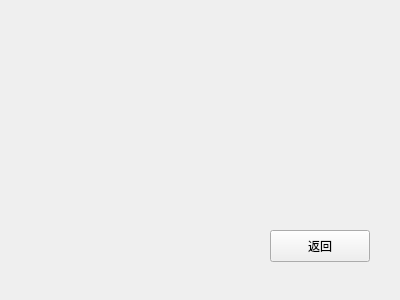
First picture: the form in campus_tour_guide_system/help_page.ui, repository zhang252112914/school_guide-summer-, before the edit.
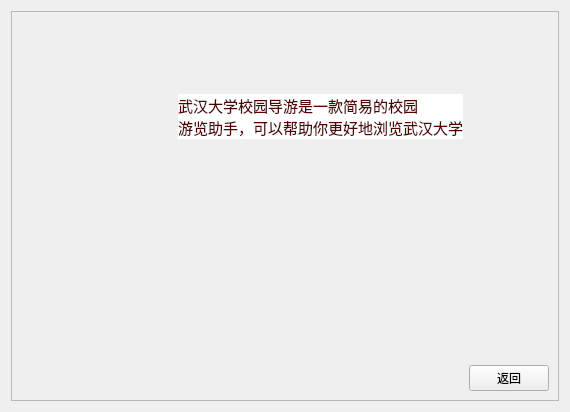
Second picture: the form after the edit. Icons and pictures are not drawn.

Commit message: complete some basic parts of help page ui

Patch:
```diff
--- a/campus_tour_guide_system/help_page.ui
+++ b/campus_tour_guide_system/help_page.ui
@@ -6,26 +6,264 @@
    <rect>
     <x>0</x>
     <y>0</y>
-    <width>400</width>
-    <height>300</height>
+    <width>570</width>
+    <height>412</height>
    </rect>
   </property>
   <property name="windowTitle">
    <string>Form</string>
   </property>
-  <widget class="QPushButton" name="return_button">
-   <property name="geometry">
-    <rect>
-     <x>270</x>
-     <y>230</y>
-     <width>100</width>
-     <height>32</height>
-    </rect>
-   </property>
-   <property name="text">
-    <string>返回</string>
-   </property>
-  </widget>
+  <property name="styleSheet">
+   <string notr="true">#frame{
+border-image: url(:/R-C.jpg);
+}</string>
+  </property>
+  <layout class="QGridLayout" name="gridLayout">
+   <item row="0" column="0">
+    <widget class="QFrame" name="frame">
+     <property name="frameShape">
+      <enum>QFrame::StyledPanel</enum>
+     </property>
+     <property name="frameShadow">
+      <enum>QFrame::Raised</enum>
+     </property>
+     <layout class="QGridLayout" name="gridLayout_2">
+      <item row="5" column="2">
+       <spacer name="horizontalSpacer">
+        <property name="orientation">
+         <enum>Qt::Horizontal</enum>
+        </property>
+        <property name="sizeHint" stdset="0">
+         <size>
+          <width>40</width>
+          <height>20</height>
+         </size>
+        </property>
+       </spacer>
+      </item>
+      <item row="1" column="0">
+       <spacer name="horizontalSpacer_2">
+        <property name="orientation">
+         <enum>Qt::Horizontal</enum>
+        </property>
+        <property name="sizeHint" stdset="0">
+         <size>
+          <width>40</width>
+          <height>20</height>
+         </size>
+        </property>
+       </spacer>
+      </item>
+      <item row="4" column="2">
+       <spacer name="verticalSpacer_2">
+        <property name="orientation">
+         <enum>Qt::Vertical</enum>
+        </property>
+        <property name="sizeHint" stdset="0">
+         <size>
+          <width>20</width>
+          <height>40</height>
+         </size>
+        </property>
+       </spacer>
+      </item>
+      <item row="1" column="1">
+       <spacer name="horizontalSpacer_3">
+        <property name="orientation">
+         <enum>Qt::Horizontal</enum>
+        </property>
+        <property name="sizeHint" stdset="0">
+         <size>
+          <width>40</width>
+          <height>20</height>
+         </size>
+        </property>
+       </spacer>
+      </item>
+      <item row="3" column="2">
+       <spacer name="verticalSpacer_4">
+        <property name="orientation">
+         <enum>Qt::Vertical</enum>
+        </property>
+        <property name="sizeHint" stdset="0">
+         <size>
+          <width>20</width>
+          <height>40</height>
+         </size>
+        </property>
+       </spacer>
+      </item>
+      <item row="0" column="2">
+       <spacer name="verticalSpacer">
+        <property name="orientation">
+         <enum>Qt::Vertical</enum>
+        </property>
+        <property name="sizeHint" stdset="0">
+         <size>
+          <width>20</width>
+          <height>40</height>
+         </size>
+        </property>
+       </spacer>
+      </item>
+      <item row="1" column="2">
+       <widget class="QLabel" name="label">
+        <property name="palette">
+         <palette>
+          <active>
+           <colorrole role="WindowText">
+            <brush brushstyle="SolidPattern">
+             <color alpha="255">
+              <red>85</red>
+              <green>0</green>
+              <blue>0</blue>
+             </color>
+            </brush>
+           </colorrole>
+           <colorrole role="Button">
+            <brush brushstyle="SolidPattern">
+             <color alpha="255">
+              <red>255</red>
+              <green>255</green>
+              <blue>255</blue>
+             </color>
+            </brush>
+           </colorrole>
+           <colorrole role="Base">
+            <brush brushstyle="SolidPattern">
+             <color alpha="255">
+              <red>255</red>
+              <green>255</green>
+              <blue>255</blue>
+             </color>
+            </brush>
+           </colorrole>
+           <colorrole role="Window">
+            <brush brushstyle="SolidPattern">
+             <color alpha="255">
+              <red>255</red>
+              <green>255</green>
+              <blue>255</blue>
+             </color>
+            </brush>
+           </colorrole>
+          </active>
+          <inactive>
+           <colorrole role="WindowText">
+            <brush brushstyle="SolidPattern">
+             <color alpha="255">
+              <red>85</red>
+              <green>0</green>
+              <blue>0</blue>
+             </color>
+            </brush>
+           </colorrole>
+           <colorrole role="Button">
+            <brush brushstyle="SolidPattern">
+             <color alpha="255">
+              <red>255</red>
+              <green>255</green>
+              <blue>255</blue>
+             </color>
+            </brush>
+           </colorrole>
+           <colorrole role="Base">
+            <brush brushstyle="SolidPattern">
+             <color alpha="255">
+              <red>255</red>
+              <green>255</green>
+              <blue>255</blue>
+             </color>
+            </brush>
+           </colorrole>
+           <colorrole role="Window">
+            <brush brushstyle="SolidPattern">
+             <color alpha="255">
+              <red>255</red>
+              <green>255</green>
+              <blue>255</blue>
+             </color>
+            </brush>
+           </colorrole>
+          </inactive>
+          <disabled>
+           <colorrole role="Button">
+            <brush brushstyle="SolidPattern">
+             <color alpha="255">
+              <red>255</red>
+              <green>255</green>
+              <blue>255</blue>
+             </color>
+            </brush>
+           </colorrole>
+           <colorrole role="Base">
+            <brush brushstyle="SolidPattern">
+             <color alpha="255">
+              <red>255</red>
+              <green>255</green>
+              <blue>255</blue>
+             </color>
+            </brush>
+           </colorrole>
+           <colorrole role="Window">
+            <brush brushstyle="SolidPattern">
+             <color alpha="255">
+              <red>255</red>
+              <green>255</green>
+              <blue>255</blue>
+             </color>
+            </brush>
+           </colorrole>
+          </disabled>
+         </palette>
+        </property>
+        <property name="font">
+         <font>
+          <pointsize>11</pointsize>
+         </font>
+        </property>
+        <property name="styleSheet">
+         <string notr="true">background-color: rgb(255, 255, 255);</string>
+        </property>
+        <property name="text">
+         <string>武汉大学校园导游是一款简易的校园
+游览助手，可以帮助你更好地浏览武汉大学</string>
+        </property>
+       </widget>
+      </item>
+      <item row="5" column="3">
+       <layout class="QVBoxLayout" name="verticalLayout">
+        <item>
+         <widget class="QPushButton" name="return_button">
+          <property name="styleSheet">
+           <string notr="true">#frame{
+border-image: url(:/R-C.jpg);
+}</string>
+          </property>
+          <property name="text">
+           <string>返回</string>
+          </property>
+         </widget>
+        </item>
+       </layout>
+      </item>
+      <item row="2" column="2">
+       <spacer name="verticalSpacer_3">
+        <property name="orientation">
+         <enum>Qt::Vertical</enum>
+        </property>
+        <property name="sizeHint" stdset="0">
+         <size>
+          <width>20</width>
+          <height>40</height>
+         </size>
+        </property>
+       </spacer>
+      </item>
+     </layout>
+    </widget>
+   </item>
+  </layout>
  </widget>
  <resources/>
  <connections/>
```
The commit also changes 3 other files.
